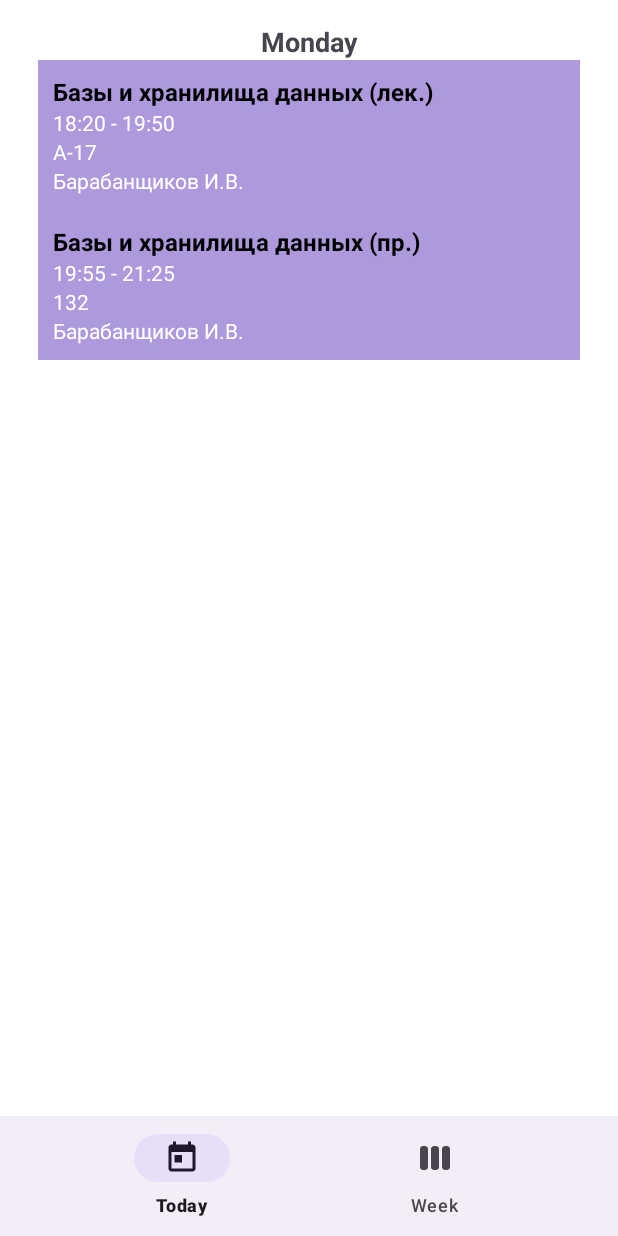
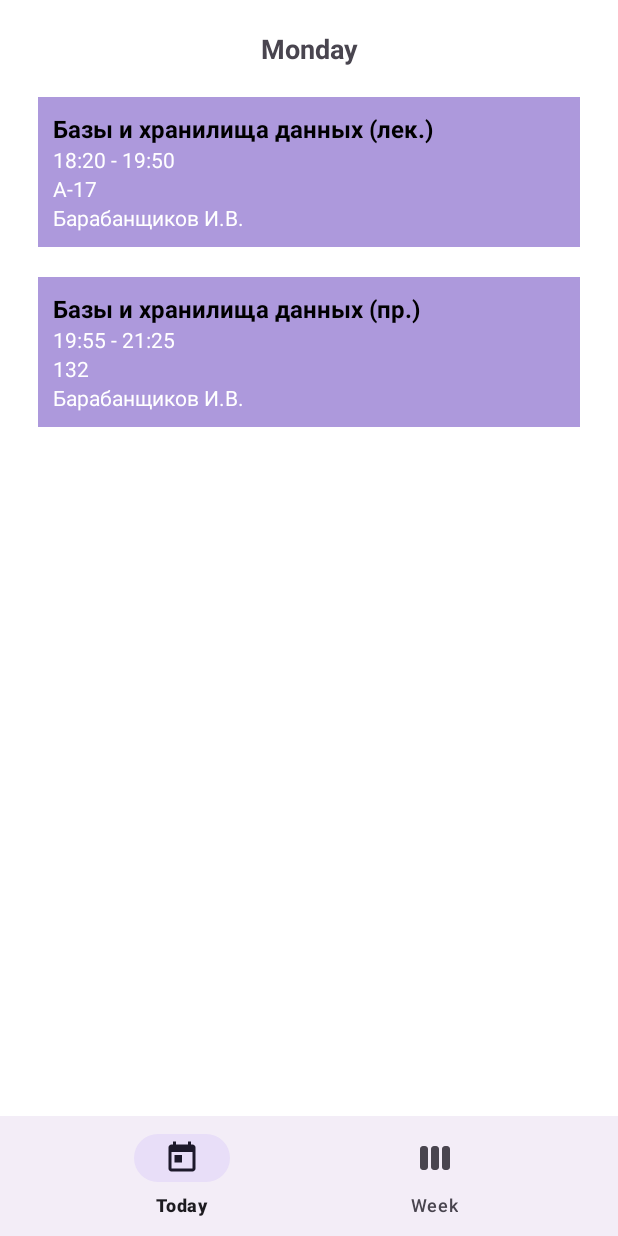
Before and after one commit to tclutin/schedule-app, an Android app: the screen it shows after launch (MainActivity), on a phone screen of 412 x 824 dp. Run offline under Robolectric (Android 15) with nearby library versions, the phone set to English and light mode, and no system bars.

Commit message:
added sex

```diff
--- a/app/src/main/res/layout/day_header.xml
+++ b/app/src/main/res/layout/day_header.xml
@@ -9,7 +9,7 @@
         android:layout_width="wrap_content"
         android:layout_height="wrap_content"
         android:textSize="18sp"
-        android:layout_marginTop="15dp"
+        android:layout_marginTop="20dp"
         android:textStyle="bold"
         app:layout_constraintStart_toStartOf="parent"
         app:layout_constraintEnd_toEndOf="parent"
--- a/app/src/main/res/layout/schedule_lesson.xml
+++ b/app/src/main/res/layout/schedule_lesson.xml
@@ -3,6 +3,7 @@
     android:layout_width="match_parent"
     android:layout_height="wrap_content"
     android:background="#997755C5"
+    android:layout_marginTop="20dp"
     android:padding="10dp"
     xmlns:app="http://schemas.android.com/apk/res-auto">
 
```
Also changed, not shown: app/src/main/java/com/example/myapplication/ui/fragments/activities/MainActivity.kt (+7 -5 lines).
